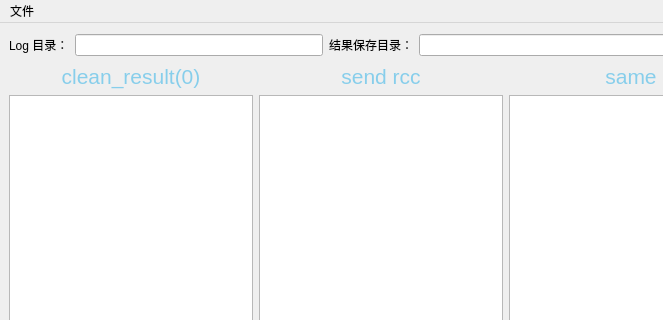
Above: ui/main.ui from gwt805/Log-Analysis-Tool before the change; both pictures show x 0 to 663 and y 0 to 320 of the 762 by 475 pixel window. Below: the same form after it.
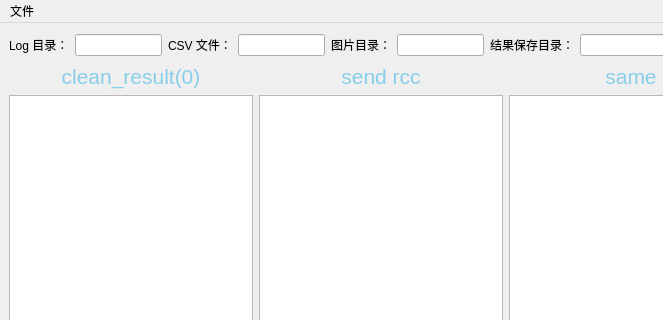
That is the form after the change.

Commit message: 添加根据info.csv来快速找到对应的图片

What changed in the file:
```diff
--- a/ui/main.ui
+++ b/ui/main.ui
@@ -42,6 +42,40 @@
           </property>
          </widget>
         </item>
+        <item>
+         <widget class="QLabel" name="label_csv">
+          <property name="minimumSize">
+           <size>
+            <width>0</width>
+            <height>0</height>
+           </size>
+          </property>
+          <property name="text">
+           <string>CSV 文件：</string>
+          </property>
+         </widget>
+        </item>
+        <item>
+         <widget class="QLineEdit" name="input_csv">
+          <property name="readOnly">
+           <bool>true</bool>
+          </property>
+         </widget>
+        </item>
+        <item>
+         <widget class="QLabel" name="label_img">
+          <property name="text">
+           <string>图片目录：</string>
+          </property>
+         </widget>
+        </item>
+        <item>
+         <widget class="QLineEdit" name="input_img">
+          <property name="readOnly">
+           <bool>true</bool>
+          </property>
+         </widget>
+        </item>
         <item>
          <widget class="QLabel" name="label">
           <property name="text">
```
Left out of the diff: 12 changed lines with no effect on the pictures. The commit also changes 2 other files.
